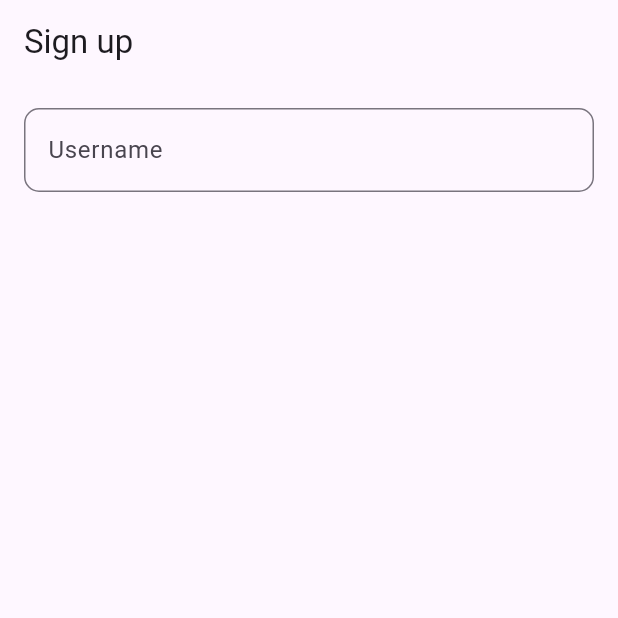
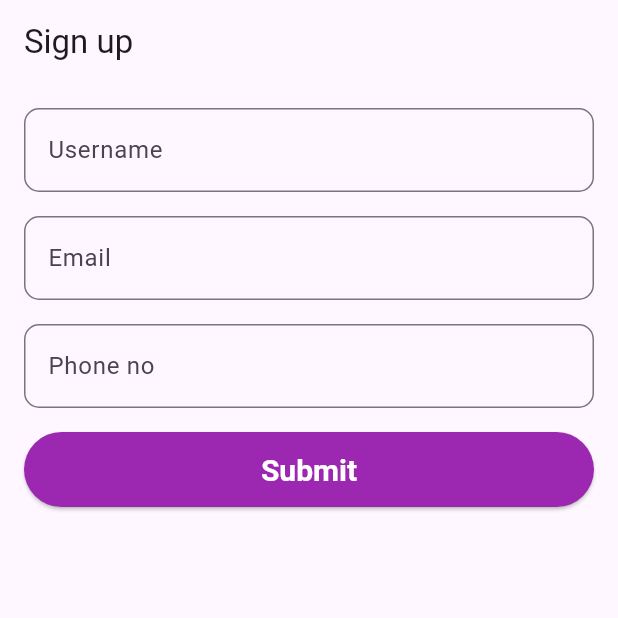
Before and after one commit to pankaj27/daily_task_and_expense_tracker, a Flutter app: the screen it shows after launch, on a phone screen of 412 x 824 dp, the top half of it. Run offline on Flutter 3.47's test engine with Material 3 defaults, Android fonts, the phone set to English and light mode, and no system bars.

Commit message:
update 1.3

```diff
--- a/lib/sign_up.dart
+++ b/lib/sign_up.dart
@@ -19,7 +19,44 @@ class Signup extends StatelessWidget {
                     labelText: 'Username',
                     border: OutlineInputBorder(
                         borderRadius: BorderRadius.circular(10.0))),
-              )
+              ),
+              const SizedBox(
+                height: 16.0,
+              ),
+              TextFormField(
+                decoration: InputDecoration(
+                    labelText: 'Email',
+                    border: OutlineInputBorder(
+                        borderRadius: BorderRadius.circular(10.0))),
+              ),
+              const SizedBox(
+                height: 16.0,
+              ),
+              TextFormField(
+                decoration: InputDecoration(
+                    labelText: 'Phone no',
+                    border: OutlineInputBorder(
+                        borderRadius: BorderRadius.circular(10.0))),
+              ),
+              const SizedBox(
+                height: 16.0,
+              ),
+              SizedBox(
+                height: 50.0,
+                width: double.infinity,
+                child: ElevatedButton(
+                  onPressed: () {},
+                  style: ElevatedButton.styleFrom(
+                      backgroundColor: Colors.purple,
+                      foregroundColor: Colors.white,
+                      padding: const EdgeInsets.symmetric(
+                          horizontal: 50, vertical: 5),
+                      textStyle: const TextStyle(
+                          fontSize: 20, fontWeight: FontWeight.bold)),
+                  child: const Text('Submit',
+                      style: TextStyle(color: Colors.white)),
+                ),
+              ),
             ],
           )),
         ));
```
